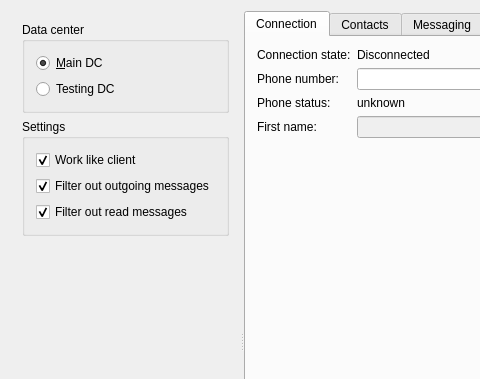
Qt form testApp/MainWindow.ui (Kaffeine/telegram-qt) before a commit; both pictures show x 0 to 480 and y 0 to 379 of the 1173 by 704 pixel window.
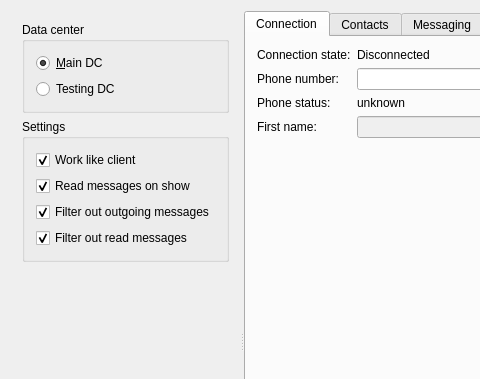
The same form after that commit.

Commit message: testApp: Implemented message read. (Checkbox in the settings)

Patch:
```diff
--- a/testApp/MainWindow.ui
+++ b/testApp/MainWindow.ui
@@ -57,16 +57,6 @@
            <string>Settings</string>
           </property>
           <layout class="QGridLayout" name="gridLayout_8">
-           <item row="1" column="0">
-            <widget class="QCheckBox" name="settingsReceivingFilterOutMessages">
-             <property name="text">
-              <string>Filter out outgoing messages</string>
-             </property>
-             <property name="checked">
-              <bool>true</bool>
-             </property>
-            </widget>
-           </item>
            <item row="0" column="0">
             <widget class="QCheckBox" name="workLikeClient">
              <property name="toolTip">
@@ -80,7 +70,7 @@
              </property>
             </widget>
            </item>
-           <item row="2" column="0">
+           <item row="3" column="0">
             <widget class="QCheckBox" name="settingsReceivingFilterReadMessages">
              <property name="text">
               <string>Filter out read messages</string>
@@ -90,6 +80,26 @@
              </property>
             </widget>
            </item>
+           <item row="2" column="0">
+            <widget class="QCheckBox" name="settingsReceivingFilterOutMessages">
+             <property name="text">
+              <string>Filter out outgoing messages</string>
+             </property>
+             <property name="checked">
+              <bool>true</bool>
+             </property>
+            </widget>
+           </item>
+           <item row="1" column="0">
+            <widget class="QCheckBox" name="settingsReadMessages">
+             <property name="text">
+              <string>Read messages on show</string>
+             </property>
+             <property name="checked">
+              <bool>true</bool>
+             </property>
+            </widget>
+           </item>
           </layout>
          </widget>
         </item>
```
The commit also changes 2 other files.
